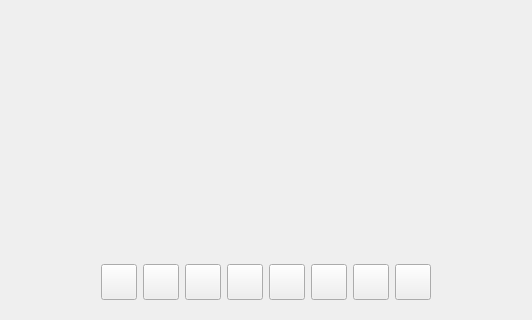
savoirfairelinux/jami-client-windows, file videooverlay.ui: the form before one commit; both pictures show x 96 to 628 and y 220 to 540 of the 724 by 540 pixel window.
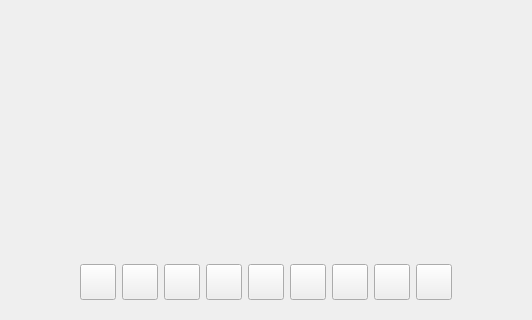
The form after the commit. Icons and pictures are not drawn. Custom widgets are drawn as their Qt base class.

Commit message: call: add conference feature

The edit to the form file:
```diff
--- a/videooverlay.ui
+++ b/videooverlay.ui
@@ -124,6 +124,47 @@
         </property>
        </widget>
       </item>
+      <item>
+       <widget class="OverlayButton" name="addToConferenceButton">
+        <property name="minimumSize">
+         <size>
+          <width>36</width>
+          <height>36</height>
+         </size>
+        </property>
+        <property name="maximumSize">
+         <size>
+          <width>36</width>
+          <height>36</height>
+         </size>
+        </property>
+        <property name="toolTip">
+         <string>Add a contact to this call</string>
+        </property>
+        <property name="text">
+         <string/>
+        </property>
+        <property name="iconSize">
+         <size>
+          <width>24</width>
+          <height>24</height>
+         </size>
+        </property>
+        <property name="originPix" stdset="0">
+         <pixmap resource="ressources.qrc">:/images/icons/ic_group_add_white_24dp.png</pixmap>
+        </property>
+        <property name="checkedPix" stdset="0">
+         <pixmap resource="ressources.qrc">:/images/icons/ic_group_add_white_24dp.png</pixmap>
+        </property>
+        <property name="tintColor" stdset="0">
+         <color>
+          <red>0</red>
+          <green>170</green>
+          <blue>255</blue>
+         </color>
+        </property>
+       </widget>
+      </item>
       <item>
        <widget class="OverlayButton" name="transferCallButton">
         <property name="minimumSize">
@@ -144,6 +185,12 @@
         <property name="text">
          <string/>
         </property>
+        <property name="iconSize">
+         <size>
+          <width>24</width>
+          <height>24</height>
+         </size>
+        </property>
         <property name="originPix" stdset="0">
          <pixmap resource="ressources.qrc">:/images/icons/ic_call_transfer_white_24px.png</pixmap>
         </property>
```
Left out of the diff: 1 changed line with no effect on the pictures. The commit also changes 12 other files.
